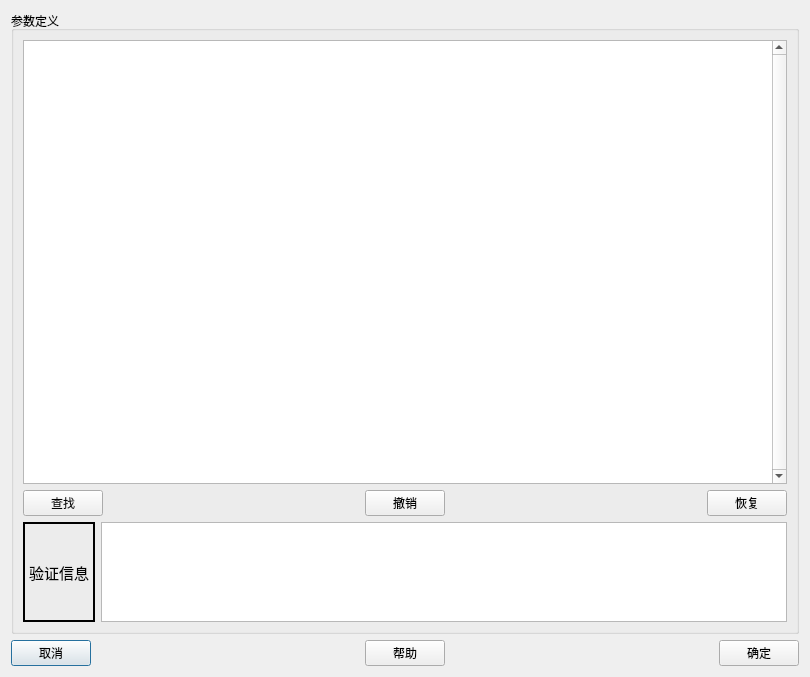
Above: src/Mod/CustomParameter/CustomParameterGui/DlgCustomeParameter.ui from BeQuiet1228/FreeCAD before the change. Below: the same form after it.
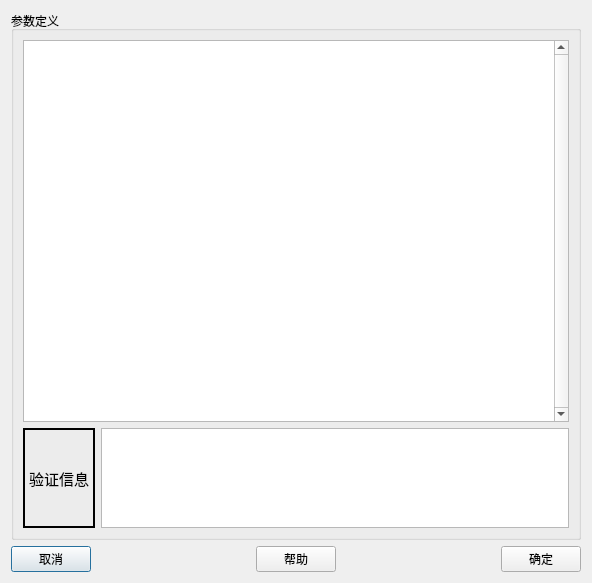
That is the form after the change.

Patch:
```diff
--- a/src/Mod/CustomParameter/CustomParameterGui/DlgCustomeParameter.ui
+++ b/src/Mod/CustomParameter/CustomParameterGui/DlgCustomeParameter.ui
@@ -9,8 +9,8 @@
    <rect>
     <x>0</x>
     <y>0</y>
-    <width>810</width>
-    <height>677</height>
+    <width>592</width>
+    <height>583</height>
    </rect>
   </property>
   <property name="minimumSize">
@@ -86,31 +86,7 @@
       <string>参数定义</string>
      </property>
      <layout class="QGridLayout" name="gridLayout">
-      <item row="0" column="0">
-       <layout class="QHBoxLayout" name="horizontalLayout_end_7">
-        <item>
-         <widget class="QTextEdit" name="textEdit_defintParam">
-          <property name="verticalScrollBarPolicy">
-           <enum>Qt::ScrollBarAlwaysOn</enum>
-          </property>
-          <property name="sizeAdjustPolicy">
-           <enum>QAbstractScrollArea::AdjustIgnored</enum>
-          </property>
-          <property name="html">
-           <string>&lt;!DOCTYPE HTML PUBLIC &quot;-//W3C//DTD HTML 4.0//EN&quot; &quot;http://www.w3.org/TR/REC-html40/strict.dtd&quot;&gt;
-&lt;html&gt;&lt;head&gt;&lt;meta name=&quot;qrichtext&quot; content=&quot;1&quot; /&gt;&lt;style type=&quot;text/css&quot;&gt;
-p, li { white-space: pre-wrap; }
-&lt;/style&gt;&lt;/head&gt;&lt;body style=&quot; font-family:'SimSun'; font-size:9pt; font-weight:400; font-style:normal;&quot;&gt;
-&lt;p style=&quot;-qt-paragraph-type:empty; margin-top:0px; margin-bottom:0px; margin-left:0px; margin-right:0px; -qt-block-indent:0; text-indent:0px; font-family:'SimSun';&quot;&gt;&lt;br /&gt;&lt;/p&gt;&lt;/body&gt;&lt;/html&gt;</string>
-          </property>
-          <property name="placeholderText">
-           <string/>
-          </property>
-         </widget>
-        </item>
-       </layout>
-      </item>
-      <item row="2" column="0">
+      <item row="1" column="0">
        <layout class="QHBoxLayout" name="horizontalLayout">
         <item>
          <widget class="QLabel" name="label">
@@ -153,58 +129,31 @@
 &lt;html&gt;&lt;head&gt;&lt;meta name=&quot;qrichtext&quot; content=&quot;1&quot; /&gt;&lt;style type=&quot;text/css&quot;&gt;
 p, li { white-space: pre-wrap; }
 &lt;/style&gt;&lt;/head&gt;&lt;body style=&quot; font-family:'SimSun'; font-size:9pt; font-weight:400; font-style:normal;&quot;&gt;
-&lt;p style=&quot;-qt-paragraph-type:empty; margin-top:0px; margin-bottom:0px; margin-left:0px; margin-right:0px; -qt-block-indent:0; text-indent:0px; font-family:'SimSun';&quot;&gt;&lt;br /&gt;&lt;/p&gt;&lt;/body&gt;&lt;/html&gt;</string>
+&lt;p style=&quot;-qt-paragraph-type:empty; margin-top:0px; margin-bottom:0px; margin-left:0px; margin-right:0px; -qt-block-indent:0; text-indent:0px;&quot;&gt;&lt;br /&gt;&lt;/p&gt;&lt;/body&gt;&lt;/html&gt;</string>
           </property>
          </widget>
         </item>
        </layout>
       </item>
-      <item row="1" column="0">
-       <layout class="QHBoxLayout" name="horizontalLayout_2">
+      <item row="0" column="0">
+       <layout class="QHBoxLayout" name="horizontalLayout_end_7">
         <item>
-         <widget class="QPushButton" name="pushButton_find">
-          <property name="text">
-           <string>查找</string>
+         <widget class="QTextEdit" name="textEdit_defintParam">
+          <property name="verticalScrollBarPolicy">
+           <enum>Qt::ScrollBarAlwaysOn</enum>
           </property>
-         </widget>
-        </item>
-        <item>
-         <spacer name="horizontalSpacer_4">
-          <property name="orientation">
-           <enum>Qt::Horizontal</enum>
+          <property name="sizeAdjustPolicy">
+           <enum>QAbstractScrollArea::AdjustIgnored</enum>
           </property>
-          <property name="sizeHint" stdset="0">
-           <size>
-            <width>40</width>
-            <height>20</height>
-           </size>
+          <property name="html">
+           <string>&lt;!DOCTYPE HTML PUBLIC &quot;-//W3C//DTD HTML 4.0//EN&quot; &quot;http://www.w3.org/TR/REC-html40/strict.dtd&quot;&gt;
+&lt;html&gt;&lt;head&gt;&lt;meta name=&quot;qrichtext&quot; content=&quot;1&quot; /&gt;&lt;style type=&quot;text/css&quot;&gt;
+p, li { white-space: pre-wrap; }
+&lt;/style&gt;&lt;/head&gt;&lt;body style=&quot; font-family:'SimSun'; font-size:9pt; font-weight:400; font-style:normal;&quot;&gt;
+&lt;p style=&quot;-qt-paragraph-type:empty; margin-top:0px; margin-bottom:0px; margin-left:0px; margin-right:0px; -qt-block-indent:0; text-indent:0px;&quot;&gt;&lt;br /&gt;&lt;/p&gt;&lt;/body&gt;&lt;/html&gt;</string>
           </property>
-         </spacer>
-        </item>
-        <item>
-         <widget class="QPushButton" name="pushButton_undo">
-          <property name="text">
-           <string>撤销</string>
-          </property>
-         </widget>
-        </item>
-        <item>
-         <spacer name="horizontalSpacer_2">
-          <property name="orientation">
-           <enum>Qt::Horizontal</enum>
-          </property>
-          <property name="sizeHint" stdset="0">
-           <size>
-            <width>40</width>
-            <height>20</height>
-           </size>
-          </property>
-         </spacer>
-        </item>
-        <item>
-         <widget class="QPushButton" name="pushButton_redo">
-          <property name="text">
-           <string>恢复</string>
+          <property name="placeholderText">
+           <string/>
           </property>
          </widget>
         </item>
```
